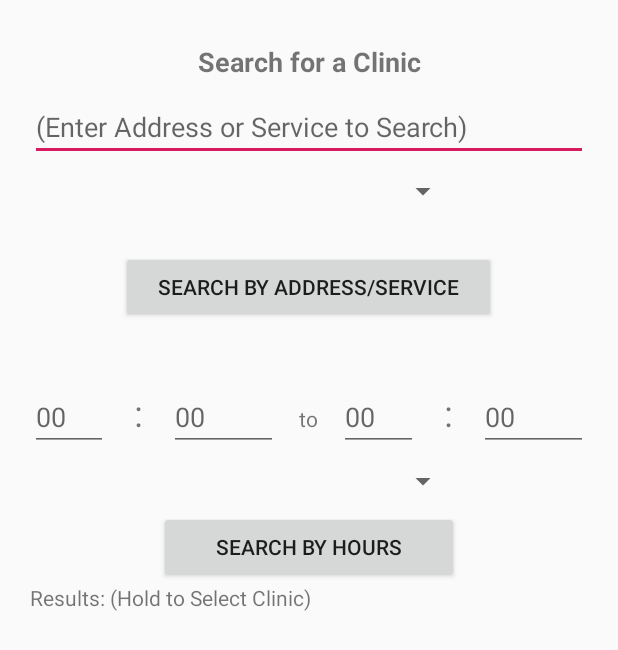
After one commit to HenryChen666/Android-Studio, an Android app: the layout activity_search.xml on its own in the app's theme, with its tools: preview values and no code run, on a phone screen of 412 x 824 dp. The commit adds this screen. Shown: the top 650 px of the screen. Run offline under Robolectric (Android 15) with nearby library versions, the phone set to English and light mode, and no system bars.

Commit message:
Added search xml since it didn't push for some reason

```diff
--- a/Deliverable 2/SEGFinalProject2/app/src/main/res/layout/activity_patientsloginwelcomepage.xml
+++ b/Deliverable 2/SEGFinalProject2/app/src/main/res/layout/activity_patientsloginwelcomepage.xml
@@ -37,5 +37,17 @@
             android:layout_height="wrap_content"
             android:layout_gravity="center"
             android:text="Logout" />
+
+        <Space
+            android:layout_width="match_parent"
+            android:layout_height="27dp" />
+
+        <Button
+            android:id="@+id/searchButton"
+            android:layout_width="wrap_content"
+            android:layout_height="wrap_content"
+            android:layout_gravity="center"
+            android:gravity="center"
+            android:text="Search for Clinic" />
     </LinearLayout>
 </androidx.constraintlayout.widget.ConstraintLayout>
--- /dev/null
+++ b/Deliverable 2/SEGFinalProject2/app/src/main/res/layout/activity_search.xml
@@ -0,0 +1,163 @@
+<?xml version="1.0" encoding="utf-8"?>
+<androidx.constraintlayout.widget.ConstraintLayout xmlns:android="http://schemas.android.com/apk/res/android"
+    xmlns:app="http://schemas.android.com/apk/res-auto"
+    xmlns:tools="http://schemas.android.com/tools"
+    android:layout_width="match_parent"
+    android:layout_height="match_parent"
+    tools:context=".Search">
+
+    <LinearLayout
+        android:layout_width="match_parent"
+        android:layout_height="match_parent"
+        android:layout_marginStart="20dp"
+        android:layout_marginLeft="20dp"
+        android:layout_marginTop="20dp"
+        android:layout_marginEnd="20dp"
+        android:layout_marginRight="20dp"
+        android:layout_marginBottom="20dp"
+        android:orientation="vertical"
+        app:layout_constraintBottom_toBottomOf="parent"
+        app:layout_constraintEnd_toEndOf="parent"
+        app:layout_constraintStart_toStartOf="parent"
+        app:layout_constraintTop_toTopOf="parent">
+
+        <TextView
+            android:id="@+id/textView13"
+            android:layout_width="match_parent"
+            android:layout_height="42dp"
+            android:gravity="center"
+            android:text="Search for a Clinic"
+            android:textSize="18sp"
+            android:textStyle="bold" />
+
+        <EditText
+            android:id="@+id/addressText"
+            android:layout_width="match_parent"
+            android:layout_height="wrap_content"
+            android:ems="10"
+            android:hint="(Enter Address or Service to Search)"
+            android:inputType="textPersonName" />
+
+        <Spinner
+            android:id="@+id/typeOfSearch"
+            android:layout_width="200dp"
+            android:layout_height="40dp"
+            android:layout_gravity="center" />
+
+        <Space
+            android:layout_width="match_parent"
+            android:layout_height="20dp" />
+
+        <Button
+            android:id="@+id/addressButton"
+            android:layout_width="250dp"
+            android:layout_height="wrap_content"
+            android:layout_gravity="center"
+            android:text="Search by Address/Service" />
+
+        <Space
+            android:layout_width="match_parent"
+            android:layout_height="40dp" />
+
+        <LinearLayout
+            android:layout_width="match_parent"
+            android:layout_height="wrap_content"
+            android:orientation="horizontal">
+
+            <EditText
+                android:id="@+id/StartHour"
+                android:layout_width="40dp"
+                android:layout_height="wrap_content"
+                android:layout_weight="1"
+                android:ems="10"
+                android:hint="00"
+                android:inputType="number"
+                android:maxLength="@integer/time" />
+
+            <TextView
+                android:id="@+id/textView15"
+                android:layout_width="28dp"
+                android:layout_height="wrap_content"
+                android:layout_weight="1"
+                android:gravity="center"
+                android:text=":"
+                android:textSize="24sp" />
+
+            <EditText
+                android:id="@+id/StartMin"
+                android:layout_width="60dp"
+                android:layout_height="wrap_content"
+                android:layout_weight="1"
+                android:ems="10"
+                android:hint="00"
+                android:inputType="number"
+                android:maxLength="@integer/time" />
+
+            <TextView
+                android:id="@+id/textView16"
+                android:layout_width="28dp"
+                android:layout_height="wrap_content"
+                android:layout_weight="1"
+                android:gravity="center"
+                android:text="to" />
+
+            <EditText
+                android:id="@+id/EndHour"
+                android:layout_width="40dp"
+                android:layout_height="wrap_content"
+                android:layout_weight="1"
+                android:ems="10"
+                android:hint="00"
+                android:inputType="number"
+                android:maxLength="@integer/time" />
+
+            <TextView
+                android:id="@+id/textView18"
+                android:layout_width="28dp"
+                android:layout_height="wrap_content"
+                android:layout_weight="1"
+                android:gravity="center"
+                android:text=":"
+                android:textSize="24sp" />
+
+            <EditText
+                android:id="@+id/EndMin"
+                android:layout_width="60dp"
+                android:layout_height="wrap_content"
+                android:layout_weight="1"
+                android:ems="10"
+                android:hint="00"
+                android:inputType="number"
+                android:maxLength="@integer/time" />
+
+        </LinearLayout>
+
+        <Spinner
+            android:id="@+id/days"
+            android:layout_width="200dp"
+            android:layout_height="40dp"
+            android:layout_gravity="center"
+            android:gravity="center|center_horizontal" />
+
+        <Button
+            android:id="@+id/hoursButton"
+            android:layout_width="200dp"
+            android:layout_height="wrap_content"
+            android:layout_gravity="center"
+            android:gravity="center"
+            android:text="Search By hours" />
+
+        <TextView
+            android:id="@+id/textView14"
+            android:layout_width="wrap_content"
+            android:layout_height="wrap_content"
+            android:text="Results: (Hold to Select Clinic)" />
+
+        <ListView
+            android:id="@+id/ClinicResults"
+            android:layout_width="match_parent"
+            android:layout_height="match_parent" >
+
+        </ListView>
+    </LinearLayout>
+</androidx.constraintlayout.widget.ConstraintLayout>
```
